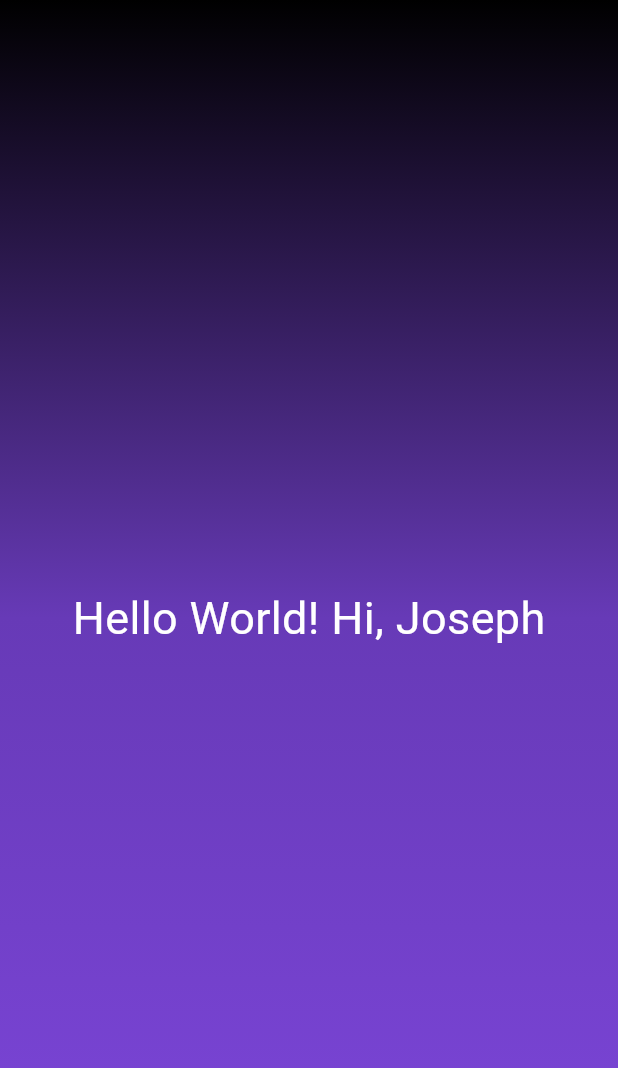
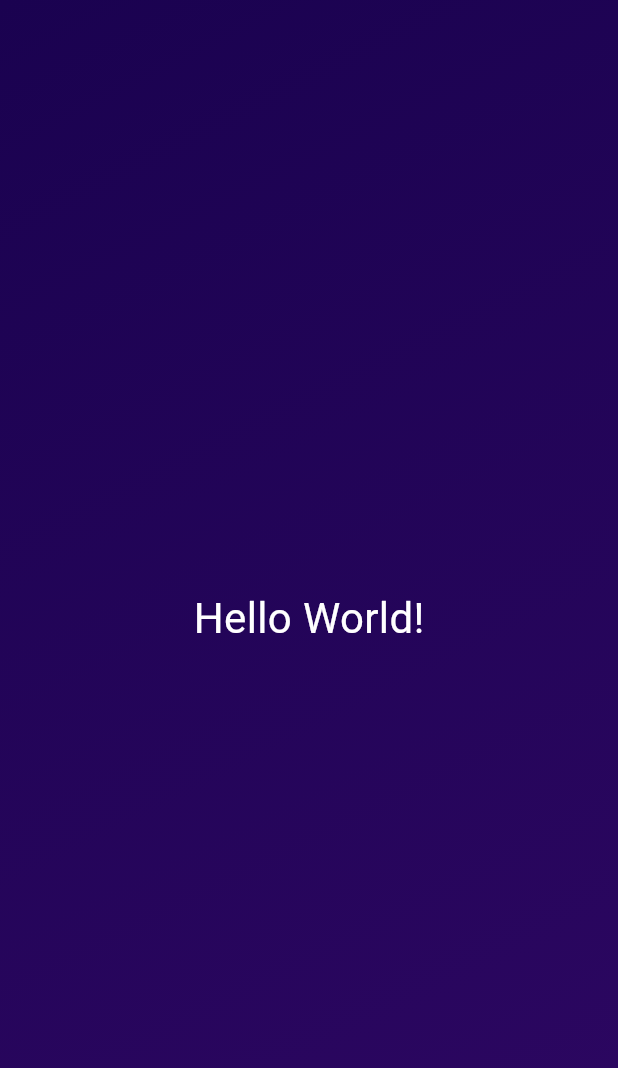
Before and after one commit to 05080326/IIICS1-MobileApp-Flutter-SY25261SEM, a Flutter app: the screen it shows after launch, on a phone screen of 412 x 824 dp. Shown: the top 1068 px of the screen. Run offline on Flutter 3.47's test engine with Material 3 defaults, Android fonts, the phone set to English and light mode, and no system bars.

Commit message:
starting point

```diff
--- a/flutterapp/lib/main.dart
+++ b/flutterapp/lib/main.dart
@@ -36,35 +36,41 @@ void main() {
   runApp(
     MaterialApp(
       home: Scaffold(
-/** do Task 3.2 */
+        /** do Task 3.2 */
 
-        body: Container(
-          decoration: const BoxDecoration(
-            gradient: LinearGradient(
-              colors: [
-                Colors.black,
-                Colors.deepPurple,
-                Color.fromARGB(255, 125, 70, 219)
-              ],
-              begin: Alignment.topCenter,
-              end: Alignment.bottomCenter,
-            ),
-          ),
-          child: Center(
-            child: Text(
-              'Hello World! Hi, ${WithDefinedValue.name}',
-              style: const TextStyle(fontSize: 30, color: Colors.white),
-            ),
-          ),
-        ),
+        body: GradientContainer(),
         /** End of Task 3.2 */
       ),
     ),
   );
 }
 
-
 /** Paste  task 3.1 ****/
 
-
+class GradientContainer extends StatelessWidget {
+  @override
+  Widget build(context) {
+    return Container(
+      decoration: const BoxDecoration(
+        gradient: LinearGradient(
+          colors: [
+            Color.fromARGB(255, 26, 2, 80),
+            Color.fromARGB(255, 45, 7, 98),
+          ],
+          begin: Alignment.topLeft,
+          end: Alignment.bottomRight,
+        ),
+      ),
+      child: const Center(
+        child: Text(
+          'Hello World!',
+          style: TextStyle(
+            color: Colors.white,
+            fontSize: 28,
+          ),
+        ),
+      ),
+    );
+  }
+}
 /*** end Paste  */
```
